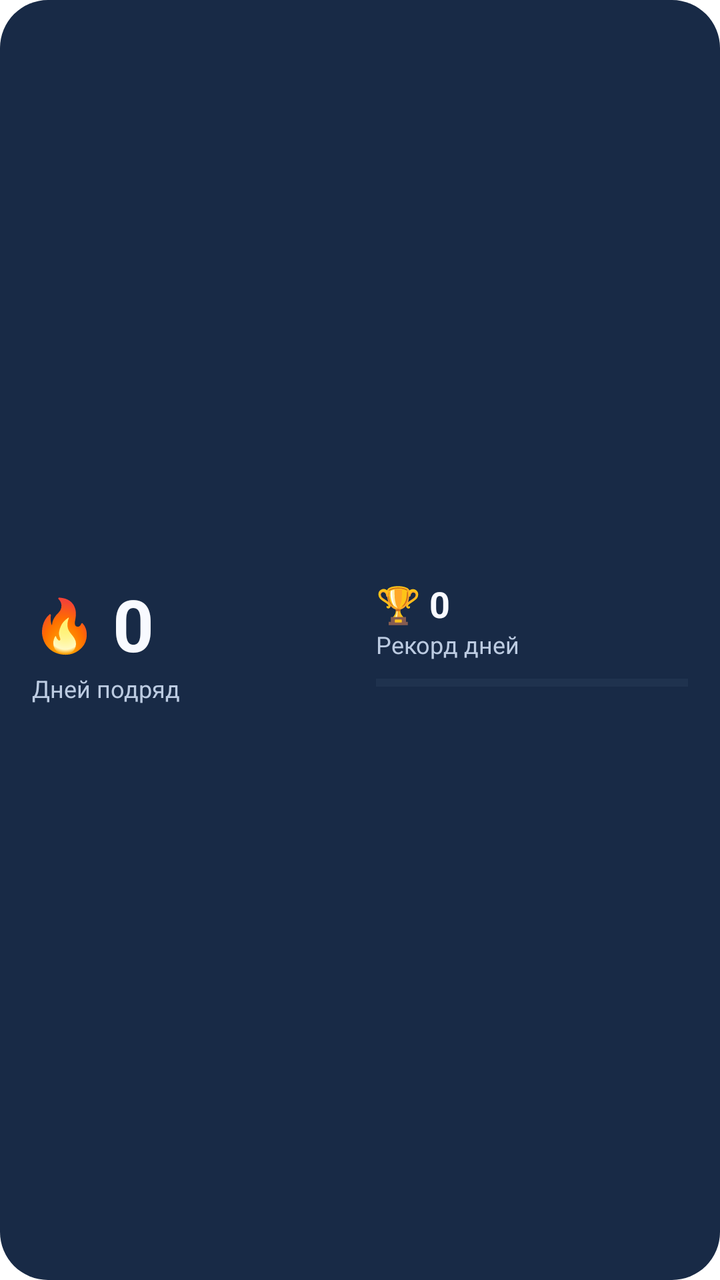
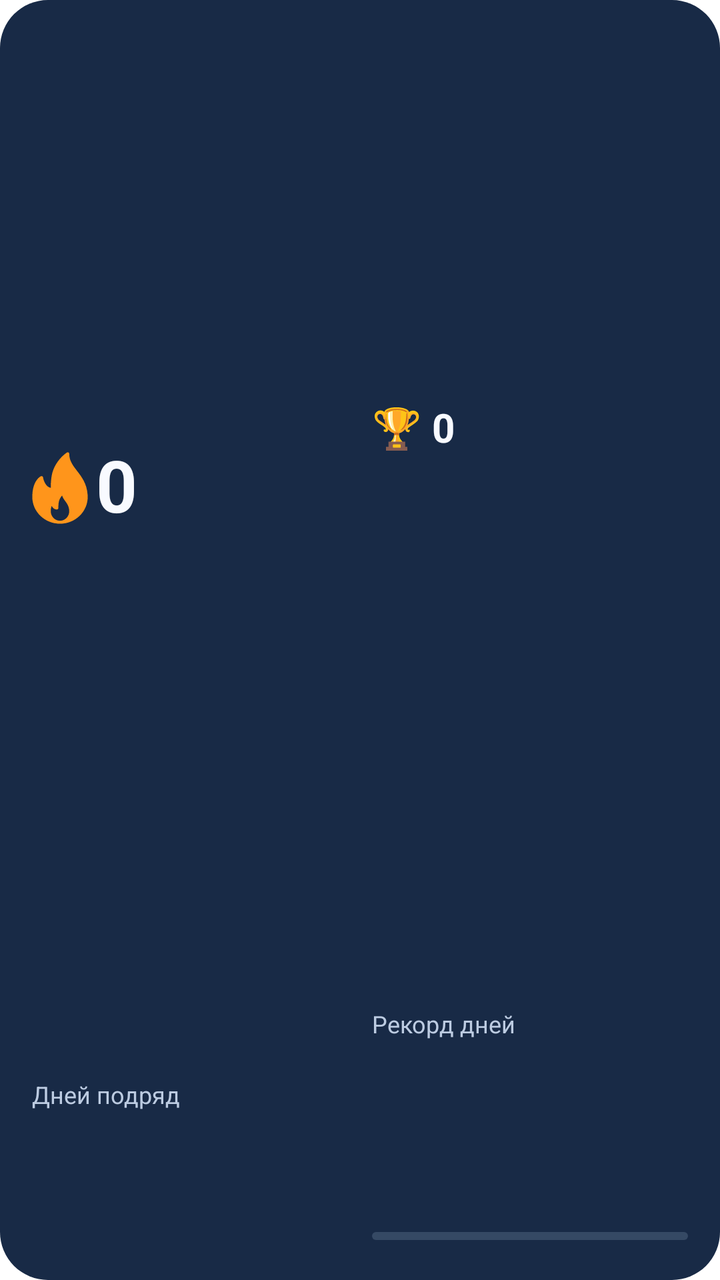

Before-and-after screenshots of an Android layout around one commit, followed by the original layout XML and the change that was made.
<!-- AndroidManifest.xml: fallback theme Theme.MaterialComponents.DayNight.NoActionBar -->
<!-- res/layout/streak_widget_record_wide.xml -->
<?xml version="1.0" encoding="utf-8"?>
<LinearLayout
    xmlns:android="http://schemas.android.com/apk/res/android"
    android:id="@+id/streak_root"
    android:layout_width="match_parent"
    android:layout_height="match_parent"
    android:orientation="vertical"
    android:gravity="center_vertical"
    android:padding="16dp"
    android:background="@drawable/streak_widget_record_background">
    <LinearLayout
        android:layout_width="match_parent"
        android:layout_height="wrap_content"
        android:orientation="horizontal"
        android:gravity="center_vertical">
        <LinearLayout
            android:layout_width="0dp"
            android:layout_height="wrap_content"
            android:layout_weight="1"
            android:orientation="vertical">
            <LinearLayout
                android:layout_width="match_parent"
                android:layout_height="wrap_content"
                android:gravity="center_vertical"
                android:orientation="horizontal">
                <TextView
                    android:id="@+id/streak_flame"
                    android:layout_width="wrap_content"
                    android:layout_height="wrap_content"
                    android:text="🔥"
                    android:textSize="26sp"
                    android:textColor="@color/streak_record_text"
                    android:maxLines="2"
                    android:importantForAccessibility="no" />
                <TextView
                    android:id="@+id/streak_current"
                    android:layout_width="0dp"
                    android:layout_weight="1"
                    android:layout_height="wrap_content"
                    android:text="0"
                    android:textSize="36sp"
                    android:textColor="@color/streak_record_text"
                    android:textStyle="bold"
                    android:layout_marginStart="8dp"
                    android:maxLines="1"
                    android:autoSizeTextType="uniform"
                    android:autoSizeMinTextSize="16sp"
                    android:autoSizeMaxTextSize="36sp"
                    android:autoSizeStepGranularity="1sp" />
            </LinearLayout>
            <TextView
                android:id="@+id/streak_label"
                android:layout_width="match_parent"
                android:layout_height="wrap_content"
                android:text="@string/currentLabel"
                android:textSize="12sp"
                android:textColor="@color/streak_record_secondary"
                android:maxLines="2" />
        </LinearLayout>
        <LinearLayout
            android:layout_width="0dp"
            android:layout_height="wrap_content"
            android:layout_weight="1"
            android:orientation="vertical"
            android:layout_marginStart="16dp">
            <TextView
                android:id="@+id/streak_best"
                android:layout_width="match_parent"
                android:layout_height="wrap_content"
                android:text="🏆 0"
                android:textSize="18sp"
                android:textColor="@color/streak_record_text"
                android:maxLines="2"
                android:textStyle="bold"
                android:autoSizeTextType="uniform"
                android:autoSizeMinTextSize="12sp"
                android:autoSizeMaxTextSize="18sp" />
            <TextView
                android:id="@+id/streak_best_label"
                android:layout_width="match_parent"
                android:layout_height="wrap_content"
                android:text="@string/bestLabel"
                android:textSize="12sp"
                android:textColor="@color/streak_record_secondary"
                android:maxLines="2" />
            <ProgressBar
                android:id="@+id/streak_progress"
                style="?android:attr/progressBarStyleHorizontal"
                android:layout_width="match_parent"
                android:layout_height="6dp"
                android:layout_marginTop="8dp"
                android:layout_marginBottom="6dp"
                android:indeterminate="false"
                android:max="100"
                android:progress="0"
                android:progressTint="@color/streak_record_accent"
                android:progressBackgroundTint="@color/streak_record_track" />
        </LinearLayout>
    </LinearLayout>
    <TextView
        android:id="@+id/streak_status"
        android:layout_width="match_parent"
        android:layout_height="wrap_content"
        android:text="@string/startLabel"
        android:textSize="12sp"
        android:textColor="@color/streak_record_accent"
        android:maxLines="2"
        android:layout_marginTop="8dp"
        android:visibility="gone" />
</LinearLayout>
<!-- resources referenced by this layout -->
<resources>
  <color name="streak_record_accent">#FFBA6B</color>
  <color name="streak_record_secondary">#BCCBE1</color>
  <color name="streak_record_text">#F8FAFF</color>
  <color name="streak_record_track">#354964</color>
  <!-- drawable streak_widget_record_background (drawable) -->
  <shape xmlns:android="http://schemas.android.com/apk/res/android" android:shape="rectangle">
      <solid android:color="@color/streak_record_background" />
      <corners android:radius="24dp" />
  </shape>
  <string name="bestLabel">Рекорд дней</string>
  <string name="currentLabel">Дней подряд</string>
  <string name="startLabel">Начни новую серию</string>
  <color name="streak_record_background">#182A46</color>
</resources>

<!-- the commit's change to res/layout/streak_widget_record_wide.xml (unified diff, before → after) -->
@@ -5,106 +5,131 @@
     android:layout_width="match_parent"
     android:layout_height="match_parent"
     android:orientation="vertical"
-    android:gravity="center_vertical"
     android:padding="16dp"
     android:background="@drawable/streak_widget_record_background">
     <LinearLayout
         android:layout_width="match_parent"
-        android:layout_height="wrap_content"
-        android:orientation="horizontal"
-        android:gravity="center_vertical">
+        android:layout_height="0dp"
+        android:layout_weight="1"
+        android:orientation="horizontal">
         <LinearLayout
             android:layout_width="0dp"
-            android:layout_height="wrap_content"
-            android:layout_weight="1"
-            android:orientation="vertical">
+            android:layout_height="match_parent"
+            android:orientation="vertical"
+            android:layout_weight="1">
             <LinearLayout
                 android:layout_width="match_parent"
-                android:layout_height="wrap_content"
-                android:gravity="center_vertical"
-                android:orientation="horizontal">
-                <TextView
-                    android:id="@+id/streak_flame"
-                    android:layout_width="wrap_content"
-                    android:layout_height="wrap_content"
-                    android:text="🔥"
-                    android:textSize="26sp"
-                    android:textColor="@color/streak_record_text"
-                    android:maxLines="2"
-                    android:importantForAccessibility="no" />
+                android:layout_height="0dp"
+                android:layout_weight="3"
+                android:orientation="horizontal"
+                android:gravity="center_vertical">
+                <ImageView
+                android:id="@+id/streak_flame"
+                android:layout_width="28dp"
+                android:layout_height="match_parent"
+                android:src="@drawable/streak_widget_flame"
+                android:scaleType="fitCenter"
+                android:importantForAccessibility="no" />
                 <TextView
                     android:id="@+id/streak_current"
                     android:layout_width="0dp"
-                    android:layout_weight="1"
-                    android:layout_height="wrap_content"
+                    android:layout_height="match_parent"
                     android:text="0"
                     android:textSize="36sp"
                     android:textColor="@color/streak_record_text"
+                    android:maxLines="1"
+                    android:includeFontPadding="false"
+                    android:gravity="center_vertical"
+                    android:autoSizeTextType="uniform"
+                    android:autoSizeMinTextSize="5sp"
+                    android:autoSizeMaxTextSize="36sp"
+                    android:autoSizeStepGranularity="1sp"
+                    android:layout_weight="1"
                     android:textStyle="bold"
-                    android:layout_marginStart="8dp"
-                    android:maxLines="1"
-                    android:autoSizeTextType="uniform"
-                    android:autoSizeMinTextSize="16sp"
-                    android:autoSizeMaxTextSize="36sp"
-                    android:autoSizeStepGranularity="1sp" />
+                    android:layout_marginStart="4dp" />
             </LinearLayout>
             <TextView
                 android:id="@+id/streak_label"
                 android:layout_width="match_parent"
-                android:layout_height="wrap_content"
+                android:layout_height="0dp"
                 android:text="@string/currentLabel"
                 android:textSize="12sp"
                 android:textColor="@color/streak_record_secondary"
-                android:maxLines="2" />
+                android:maxLines="1"
+                android:includeFontPadding="false"
+                android:gravity="center_vertical"
+                android:autoSizeTextType="uniform"
+                android:autoSizeMinTextSize="5sp"
+                android:autoSizeMaxTextSize="12sp"
+                android:autoSizeStepGranularity="1sp"
+                android:layout_weight="1" />
         </LinearLayout>
         <LinearLayout
             android:layout_width="0dp"
-            android:layout_height="wrap_content"
+            android:layout_height="match_parent"
+            android:orientation="vertical"
             android:layout_weight="1"
-            android:orientation="vertical"
-            android:layout_marginStart="16dp">
+            android:layout_marginStart="12dp">
             <TextView
                 android:id="@+id/streak_best"
                 android:layout_width="match_parent"
-                android:layout_height="wrap_content"
+                android:layout_height="0dp"
                 android:text="🏆 0"
-                android:textSize="18sp"
+                android:textSize="20sp"
                 android:textColor="@color/streak_record_text"
-                android:maxLines="2"
-                android:textStyle="bold"
+                android:maxLines="1"
+                android:includeFontPadding="false"
+                android:gravity="center_vertical"
                 android:autoSizeTextType="uniform"
-                android:autoSizeMinTextSize="12sp"
-                android:autoSizeMaxTextSize="18sp" />
+                android:autoSizeMinTextSize="5sp"
+                android:autoSizeMaxTextSize="20sp"
+                android:autoSizeStepGranularity="1sp"
+                android:layout_weight="2"
+                android:textStyle="bold" />
             <TextView
                 android:id="@+id/streak_best_label"
                 android:layout_width="match_parent"
-                android:layout_height="wrap_content"
+                android:layout_height="0dp"
                 android:text="@string/bestLabel"
                 android:textSize="12sp"
                 android:textColor="@color/streak_record_secondary"
-                android:maxLines="2" />
+                android:maxLines="1"
+                android:includeFontPadding="false"
+                android:gravity="center_vertical"
+                android:autoSizeTextType="uniform"
+                android:autoSizeMinTextSize="5sp"
+                android:autoSizeMaxTextSize="12sp"
+                android:autoSizeStepGranularity="1sp"
+                android:layout_weight="1" />
             <ProgressBar
+                style="?android:attr/progressBarStyleHorizontal"
                 android:id="@+id/streak_progress"
-                style="?android:attr/progressBarStyleHorizontal"
                 android:layout_width="match_parent"
-                android:layout_height="6dp"
-                android:layout_marginTop="8dp"
-                android:layout_marginBottom="6dp"
+                android:layout_height="4dp"
+                android:layout_marginTop="4dp"
+                android:layout_marginBottom="4dp"
+                android:padding="0dp"
+                android:minHeight="0dp"
                 android:indeterminate="false"
                 android:max="100"
                 android:progress="0"
-                android:progressTint="@color/streak_record_accent"
-                android:progressBackgroundTint="@color/streak_record_track" />
+                android:progressDrawable="@drawable/streak_widget_progress" />
         </LinearLayout>
     </LinearLayout>
     <TextView
         android:id="@+id/streak_status"
         android:layout_width="match_parent"
-        android:layout_height="wrap_content"
+        android:layout_height="28dp"
         android:text="@string/startLabel"
         android:textSize="12sp"
         android:textColor="@color/streak_record_accent"
         android:maxLines="2"
-        android:layout_marginTop="8dp"
+        android:includeFontPadding="false"
+        android:gravity="center_vertical"
+        android:autoSizeTextType="uniform"
+        android:autoSizeMinTextSize="5sp"
+        android:autoSizeMaxTextSize="12sp"
+        android:autoSizeStepGranularity="1sp"
+        android:layout_marginTop="4dp"
         android:visibility="gone" />
 </LinearLayout>
<!-- resource entries referenced after the edit -->
@@ -3,6 +3,32 @@
   <color name="streak_record_accent">#FFBA6B</color>
   <color name="streak_record_secondary">#BCCBE1</color>
   <color name="streak_record_text">#F8FAFF</color>
+  <!-- drawable streak_widget_flame (drawable) -->
+  <vector xmlns:android="http://schemas.android.com/apk/res/android"
+      android:width="28dp" android:height="36dp"
+      android:viewportWidth="388" android:viewportHeight="516">
+      <group android:translateX="-62" android:translateY="2">
+          <path android:fillColor="#FF951B"
+              android:pathData="M446.906,299.769c-5.865-76.359-41.417-124.21-72.781-166.436C345.083,94.241,320,60.483,320,10.685 c0-4-2.24-7.656-5.792-9.489c-3.563-1.844-7.844-1.542-11.083,0.812c-47.104,33.706-86.406,90.515-100.135,144.719 c-9.531,37.737-10.792,80.161-10.969,108.18c-43.5-9.291-53.354-74.359-53.458-75.068c-0.49-3.375-2.552-6.312-5.552-7.916 c-3.031-1.583-6.594-1.698-9.667-0.177c-2.281,1.104-55.99,28.394-59.115,137.355C64.01,312.726,64,316.362,64,319.997 c0,105.857,86.135,191.987,192,191.987c0.146,0.01,0.302,0.031,0.427,0c0.042,0,0.083,0,0.135,0 C362.167,511.681,448,425.667,448,319.997C448,314.674,446.906,299.769,446.906,299.769z M256,490.652 c-35.292,0-64-30.581-64-68.172c0-1.281-0.01-2.573,0.083-4.156c0.427-15.853,3.438-26.675,6.74-33.873 c6.188,13.291,17.25,25.509,35.219,25.509c5.896,0,10.667-4.771,10.667-10.666c0-15.186,0.313-32.706,4.094-48.518 c3.365-14.02,11.406-28.936,21.594-40.893c4.531,15.52,13.365,28.081,21.99,40.341c12.344,17.54,25.104,35.675,27.344,66.6 c0.135,1.833,0.271,3.677,0.271,5.656C320,460.07,291.292,490.652,256,490.652z" />
+      </group>
+  </vector>
+  <!-- drawable streak_widget_progress (drawable) -->
+  <layer-list xmlns:android="http://schemas.android.com/apk/res/android">
+      <item android:id="@android:id/background">
+          <shape>
+              <corners android:radius="3dp" />
+              <solid android:color="@color/streak_record_track" />
+          </shape>
+      </item>
+      <item android:id="@android:id/progress">
+          <clip>
+              <shape>
+                  <corners android:radius="3dp" />
+                  <solid android:color="@color/streak_record_accent" />
+              </shape>
+          </clip>
+      </item>
+  </layer-list>
   <color name="streak_record_track">#354964</color>
   <!-- drawable streak_widget_record_background (drawable) -->
   <shape xmlns:android="http://schemas.android.com/apk/res/android" android:shape="rectangle">
